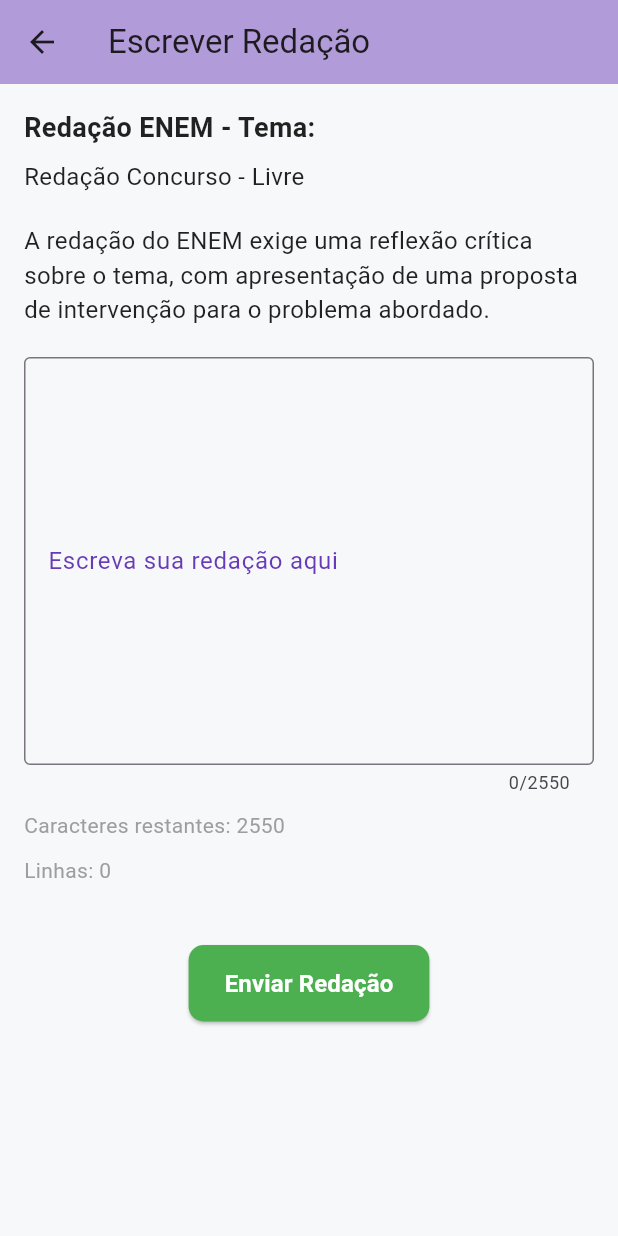
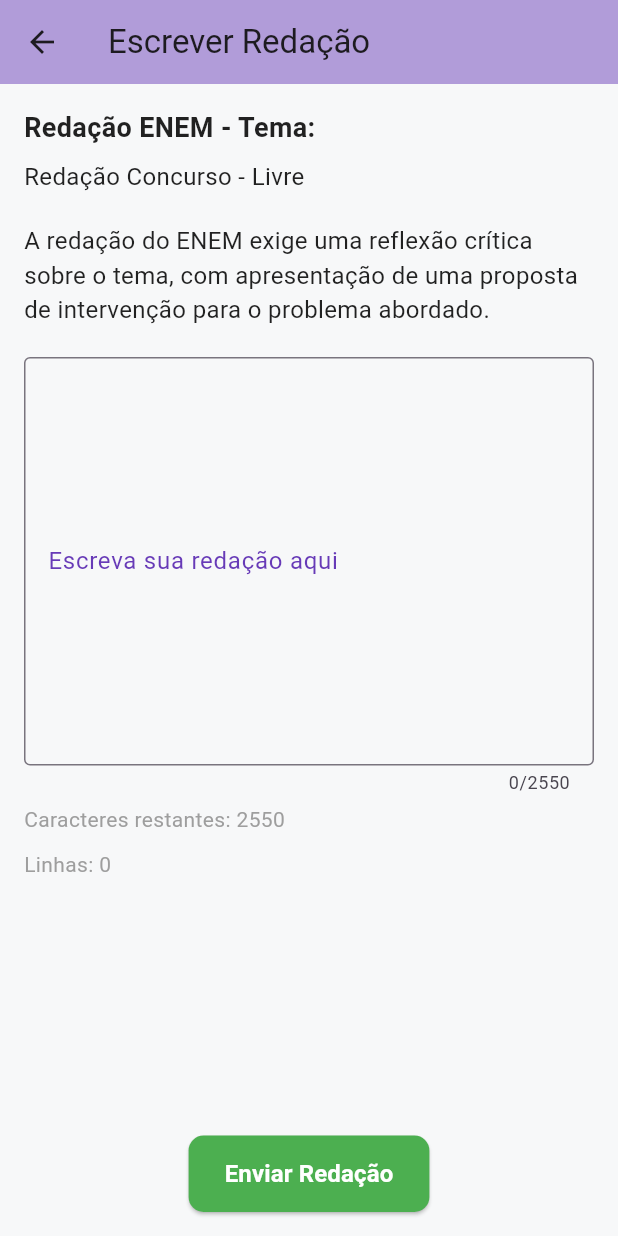
Before and after one commit to NetoSilva04/projetopi2025, a Flutter app: the EscreverRedacaoPage screen opened directly, on a phone screen of 412 x 824 dp. Run offline on Flutter 3.47's test engine with Material 3 defaults, Android fonts, the phone set to English and light mode, and no system bars; our stand-ins replace cached_network_image, youtube_player_flutter; network calls fail.

Commit message:
projetopi

```diff
--- a/dart_application_1/projetopi/lib/escrever_redacao_screen.dart
+++ b/dart_application_1/projetopi/lib/escrever_redacao_screen.dart
@@ -81,14 +81,20 @@
 
   @override
   Widget build(BuildContext context) {
+    final tamanhoTela = MediaQuery.of(context).size;
+
     return Scaffold(
       backgroundColor: const Color(0xFFF7F8F9),
       appBar: AppBar(
         title: const Text('Escrever Redação'),
         backgroundColor: const Color(0xFFB19CD9),
       ),
-      body: Padding(
+      body: SafeArea(
+        child: SingleChildScrollView(
           padding: const EdgeInsets.all(16.0),
+          child: ConstrainedBox(
+            constraints: BoxConstraints(minHeight: tamanhoTela.height - kToolbarHeight - 32),
+            child: IntrinsicHeight(
               child: Column(
                 crossAxisAlignment: CrossAxisAlignment.start,
                 children: [
@@ -107,21 +113,26 @@
                     style: TextStyle(fontSize: 16, color: Colors.black87),
                   ),
                   const SizedBox(height: 20),
-            TextField(
+                  SizedBox(
+                    height: tamanhoTela.height * 0.35,
+                    child: TextField(
                       controller: _controller,
                       onChanged: (_) => _atualizarContagem(),
                       maxLength: 2550,
-              maxLines: 10,
+                      maxLines: null,
+                      expands: true,
                       decoration: const InputDecoration(
                         labelText: 'Escreva sua redação aqui',
                         labelStyle: TextStyle(color: Colors.deepPurple),
                         border: OutlineInputBorder(),
                         hintText: 'Escreva seu texto aqui...',
                         hintStyle: TextStyle(color: Colors.grey),
+                        alignLabelWithHint: true,
                       ),
                       style: const TextStyle(fontSize: 16, color: Colors.black),
                       keyboardType: TextInputType.multiline,
                       textInputAction: TextInputAction.newline,
+                    ),
                   ),
                   const SizedBox(height: 10),
                   Text(
@@ -134,9 +145,11 @@
                     style: const TextStyle(fontSize: 14, color: Colors.grey),
                   ),
                   const SizedBox(height: 20),
-            for (var texto in widget.textosMotivadores)
-              Padding(
+                  ...widget.textosMotivadores.map(
+                    (texto) => Padding(
                       padding: const EdgeInsets.only(bottom: 10),
+                      child: SizedBox(
+                        height: 40,
                         child: ElevatedButton(
                           onPressed: () {
                             _exibirTextoMotivador(
@@ -147,16 +160,19 @@
                           },
                           style: ElevatedButton.styleFrom(
                             backgroundColor: Colors.blue,
-                    padding: const EdgeInsets.symmetric(horizontal: 24, vertical: 14),
+                            padding: const EdgeInsets.symmetric(horizontal: 16),
                             shape: RoundedRectangleBorder(borderRadius: BorderRadius.circular(10)),
+                            minimumSize: const Size(double.infinity, 40),
                           ),
                           child: Text(
                             'Ver ${texto.titulo}',
-                    style: const TextStyle(fontSize: 16, fontWeight: FontWeight.bold, color: Colors.white),
+                            style: const TextStyle(fontSize: 14, fontWeight: FontWeight.bold, color: Colors.white),
                           ),
                         ),
                       ),
-            const SizedBox(height: 20),
+                    ),
+                  ),
+                  const Spacer(),
                   Center(
                     child: ElevatedButton(
                       onPressed: _enviarRedacao,
@@ -174,6 +190,9 @@
                 ],
               ),
             ),
+          ),
+        ),
+      ),
     );
   }
 }
--- a/dart_application_1/projetopi/lib/pagCorretor/app_widget.dart
+++ b/dart_application_1/projetopi/lib/pagCorretor/app_widget.dart
@@ -1,5 +1,4 @@
 import 'package:flutter/material.dart';
-import 'package:projetopi/pagCorretor/app_widget.dart';
 import 'package:projetopi/pagCorretor/home_page.dart';
 
 class AppWidget extends StatelessWidget {
--- a/dart_application_1/projetopi/lib/pagCorretor/main.dart
+++ b/dart_application_1/projetopi/lib/pagCorretor/main.dart
@@ -1,6 +1,5 @@
 import 'package:flutter/material.dart';
 import 'package:projetopi/pagCorretor/app_widget.dart';
-import 'package:projetopi/pagCorretor/main.dart';
 
 void main(List<String> args) {
   runApp(AppWidget());
--- a/dart_application_1/projetopi/pubspec.yaml
+++ b/dart_application_1/projetopi/pubspec.yaml
@@ -14,6 +14,7 @@
   cupertino_icons: ^1.0.8
   image_picker: ^0.8.5+3
   cached_network_image: ^3.2.0
+  intl: ^0.18.1
 
 dev_dependencies:
   flutter_test:
```
Also changed, not shown: dart_application_1/projetopi/lib/pagCorretor/Painel_Revisao_Page.dart (+10 -5 lines), dart_application_1/projetopi/lib/pagCorretor/home_page.dart (+17 -7 lines), dart_application_1/projetopi/lib/teladelogin_screen.dart (+17 -6 lines), dart_application_1/projetopi/pubspec.lock. Lines whose indentation alone changed are shown as unchanged.
